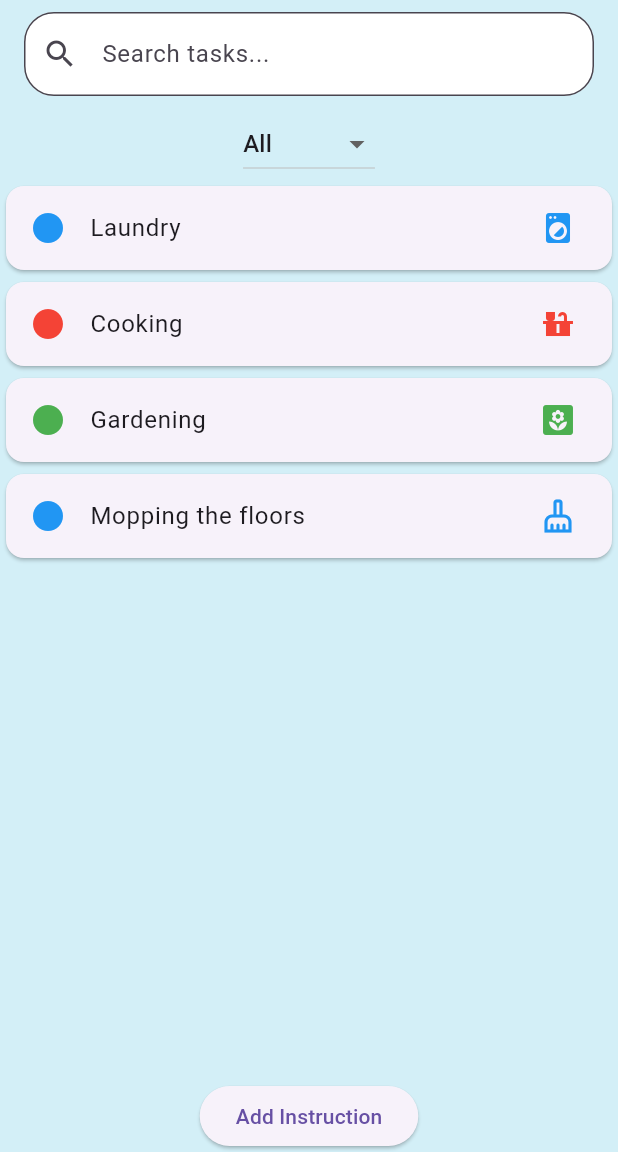
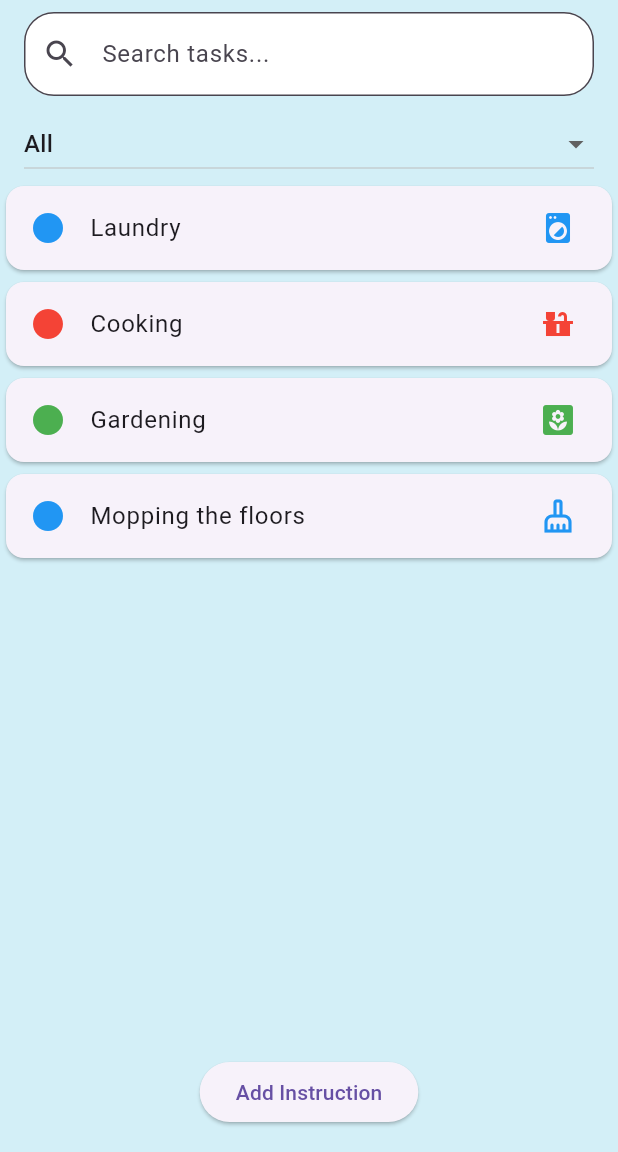
Before and after one commit to Hafsa993/HouseholdKnowledgeBase, a Flutter app: the TasksScreen screen opened directly, on a phone screen of 412 x 824 dp, the part 84-1236 px from its top. Run offline on Flutter 3.47's test engine with Material 3 defaults, Android fonts, the phone set to English and light mode, and no system bars; our stand-ins replace fl_chart, flutter_animate, flutter_calendar_carousel, image_picker.

Commit message:
small changes

```diff
--- a/household_knwoledge_app/lib/screens/add_task_description_screen.dart
+++ b/household_knwoledge_app/lib/screens/add_task_description_screen.dart
@@ -4,6 +4,8 @@ import 'package:household_knwoledge_app/models/task_descriptions_provider.dart';
 import 'package:provider/provider.dart';
 
 class AddTaskDescriptorScreen extends StatefulWidget {
+  const AddTaskDescriptorScreen({super.key});
+
   @override
   _AddTaskDescriptorScreenState createState() => _AddTaskDescriptorScreenState();
 }
@@ -21,7 +23,7 @@ class _AddTaskDescriptorScreenState extends State<AddTaskDescriptorScreen> {
       final newDescriptor = TaskDescriptor(
         title: _titleController.text,
         instructions: _instructionsController.text,
-        category: _categoryController.text,
+        category: _category!,
         icon: _selectedIcon!,
       );
 
--- a/household_knwoledge_app/lib/screens/calendar_screen.dart
+++ b/household_knwoledge_app/lib/screens/calendar_screen.dart
@@ -38,7 +38,7 @@ class CalendarScreen extends StatelessWidget {
                     horizontal: 50.0,
                     vertical: 200.0,
                   ),
-                  content: Container(
+                  content: SizedBox(
                     width: double.maxFinite,
                     child:
                     ListView.builder(
--- a/household_knwoledge_app/lib/screens/tasks_screen.dart
+++ b/household_knwoledge_app/lib/screens/tasks_screen.dart
@@ -1,7 +1,6 @@
 import 'package:flutter/material.dart';
 import 'package:household_knwoledge_app/models/task_descriptions_model.dart';
 import 'package:household_knwoledge_app/models/task_descriptions_provider.dart';
-import 'package:household_knwoledge_app/models/task_provider.dart';
 import 'package:household_knwoledge_app/screens/add_task_description_screen.dart';
 import 'package:household_knwoledge_app/screens/task_description_screen.dart';
 import 'package:provider/provider.dart';
@@ -15,25 +14,40 @@ class TasksScreen extends StatefulWidget {
 }
 
 class _TasksScreenState extends State<TasksScreen> {
-
-  final taskDescriptorProvider = TaskDescriptorProvider();
-  List<TaskDescriptor> descriptors = TaskDescriptorProvider().descriptors;
   String dropdownvalue = 'All';
   String searchQuery = '';
+  List<TaskDescriptor> filteredDescriptors = [];
 
+  @override
+  void initState() {
+    super.initState();
+    // Initialize filteredDescriptors with all descriptors from the provider
+    WidgetsBinding.instance.addPostFrameCallback((_) {
+      final allDescriptors = context.read<TaskDescriptorProvider>().descriptors;
+      setState(() {
+        filteredDescriptors = List.from(allDescriptors);
+      });
+    });
+  }
 
   @override
   Widget build(BuildContext context) {
-    descriptors = context.watch<TaskDescriptorProvider>().descriptors;
+    // Listen to changes in the provider
+    final allDescriptors = context.watch<TaskDescriptorProvider>().descriptors;
+
+    // Apply filtering whenever allDescriptors, searchQuery, or dropdownvalue changes
+    WidgetsBinding.instance.addPostFrameCallback((_) {
+      filterTasks(searchQuery, dropdownvalue, allDescriptors);
+    });
 
     return Scaffold(
       backgroundColor: Color.fromARGB(255, 211, 239, 247),
-      appBar: AppBar(backgroundColor: Color.fromARGB(255, 6, 193, 240),
+      appBar: AppBar(
+        backgroundColor: Color.fromARGB(255, 6, 193, 240),
         title: const Text('Instructions'),
       ),
       drawer: const MenuDrawer(),
       body: Column(
-        mainAxisAlignment: MainAxisAlignment.center,
         children: [
           // Search Bar
           Padding(
@@ -42,18 +56,24 @@ class _TasksScreenState extends State<TasksScreen> {
               onChanged: (value) {
                 setState(() {
                   searchQuery = value;
-                  filterTasks(searchQuery, dropdownvalue, descriptors);
+                  filterTasks(searchQuery, dropdownvalue, allDescriptors);
                 });
               },
               decoration: InputDecoration(
                 hintText: 'Search tasks...',
                 border: OutlineInputBorder(
                   borderRadius: BorderRadius.circular(20.0),
-                 borderSide: BorderSide(color: const Color.fromARGB(255, 66, 67, 67), width: 2), // Color of the border when not focused
+                  borderSide: BorderSide(
+                    color: const Color.fromARGB(255, 66, 67, 67),
+                    width: 2,
+                  ),
                 ),
                 focusedBorder: OutlineInputBorder(
-        borderRadius: BorderRadius.circular(30.0), // Rounded corners for focused state
-        borderSide: BorderSide(color: const Color.fromARGB(255, 57, 58, 57), width: 2), // Color of the border when focused
+                  borderRadius: BorderRadius.circular(30.0),
+                  borderSide: BorderSide(
+                    color: const Color.fromARGB(255, 57, 58, 57),
+                    width: 2,
+                  ),
                 ),
                 prefixIcon: Icon(Icons.search),
                 filled: true,
@@ -61,7 +81,11 @@ class _TasksScreenState extends State<TasksScreen> {
               ),
             ),
           ),
-          DropdownButton(
+          // Dropdown Menu
+          Padding(
+            padding: const EdgeInsets.symmetric(horizontal: 16.0),
+            child: DropdownButton<String>(
+              isExpanded: true,
               value: dropdownvalue,
               items: selectableCategories.map((String items) {
                 return DropdownMenuItem(
@@ -70,29 +94,35 @@ class _TasksScreenState extends State<TasksScreen> {
                 );
               }).toList(),
               onChanged: (String? newValue) {
+                if (newValue != null) {
                   setState(() {
-                  dropdownvalue = newValue!;
-                  filterTasks(searchQuery, newValue, descriptors);
+                    dropdownvalue = newValue;
+                    filterTasks(searchQuery, newValue, allDescriptors);
                   });
+                }
               },
             ),
-          Expanded(child:
-            ListView.builder(
-              shrinkWrap: true,
-              itemCount: descriptors.length,
+          ),
+          // Task List
+          Expanded(
+            child: filteredDescriptors.isEmpty
+                ? Center(child: Text('No tasks found.'))
+                : ListView.builder(
+                    itemCount: filteredDescriptors.length,
                     itemBuilder: (context, index) {
-                TaskDescriptor descriptor = descriptors[index];
+                      TaskDescriptor descriptor = filteredDescriptors[index];
                       return Card(
                         child: ListTile(
                           leading: Icon(Icons.circle),
                           trailing: Icon(descriptor.icon),
-                    iconColor:  categoryColor(descriptor.category),
+                          iconColor: categoryColor(descriptor.category),
                           title: Text(descriptor.title),
                           onTap: () {
                             Navigator.push(
                               context,
                               MaterialPageRoute(
-                          builder: (context) => TaskDescriptionScreen(task: descriptor),
+                                builder: (context) =>
+                                    TaskDescriptionScreen(task: descriptor),
                               ),
                             );
                           },
@@ -101,7 +131,10 @@ class _TasksScreenState extends State<TasksScreen> {
                     },
                   ),
           ),
-          ElevatedButton(
+          // Add Instruction Button
+          Padding(
+            padding: const EdgeInsets.all(16.0),
+            child: ElevatedButton(
               child: Text('Add Instruction'),
               onPressed: () {
                 Navigator.push(
@@ -112,28 +145,31 @@ class _TasksScreenState extends State<TasksScreen> {
                 );
               },
             ),
-        ]
+          ),
+        ],
       ),
     );
   }
 
-  List<TaskDescriptor> sortList(String categ) {
-    final returnval = TaskDescriptorProvider().descriptors.where((i) => i.category == categ).toList();
-    return returnval.isEmpty ? TaskDescriptorProvider().descriptors : returnval;
+  // Function to filter tasks based on search query and selected category
+  void filterTasks(String query, String category, List<TaskDescriptor> allTasks) {
+    List<TaskDescriptor> tempList = allTasks;
+
+    // Filter by category
+    if (category != 'All') {
+      tempList = tempList.where((task) => task.category == category).toList();
     }
 
-  // Function to filter tasks based on search query and selected category
-  void filterTasks(String query, String category, List<TaskDescriptor> allTasks) {
-    print(allTasks.toString() + ' filtered list');
-    // Filter tasks by category
-    List<TaskDescriptor> filteredByCategory = category == 'All'
-        ? allTasks
-        : allTasks.where((task) => task.category == category).toList();
-
-    // Further filter tasks by search query
-    descriptors = filteredByCategory.where((task) {
+    // Filter by search query
+    if (query.isNotEmpty) {
+      tempList = tempList.where((task) {
         return task.title.toLowerCase().contains(query.toLowerCase()) ||
             task.instructions.toLowerCase().contains(query.toLowerCase());
       }).toList();
     }
+
+    setState(() {
+      filteredDescriptors = tempList;
+    });
   }
+}
--- a/household_knwoledge_app/lib/widgets/confirm_task_completion.dart
+++ b/household_knwoledge_app/lib/widgets/confirm_task_completion.dart
@@ -8,10 +8,10 @@ class ConfirmTaskCompleted extends StatefulWidget {
   final Task taskToComplete;
   final User currentUser;
 
-  ConfirmTaskCompleted(this.taskToComplete, this.currentUser);
+  const ConfirmTaskCompleted(this.taskToComplete, this.currentUser, {super.key});
 
   @override
-  _ConfirmTaskCompletedState createState() => new _ConfirmTaskCompletedState();
+  _ConfirmTaskCompletedState createState() => _ConfirmTaskCompletedState();
 }
 
 class _ConfirmTaskCompletedState extends State<ConfirmTaskCompleted> {
--- a/household_knwoledge_app/lib/widgets/todo_creator_button.dart
+++ b/household_knwoledge_app/lib/widgets/todo_creator_button.dart
@@ -3,6 +3,8 @@ import 'package:flutter/material.dart';
 import 'package:household_knwoledge_app/widgets/todo_creation.dart';
 
 class ToDoCreator extends StatelessWidget {
+  const ToDoCreator({super.key});
+
 
   @override
   Widget build(BuildContext context) {
```
Also changed, not shown: household_knwoledge_app/lib/screens/profile_screen.dart (+6 -11 lines), household_knwoledge_app/lib/widgets/todo_creation.dart (+6 -6 lines). Lines whose indentation alone changed are shown as unchanged.
